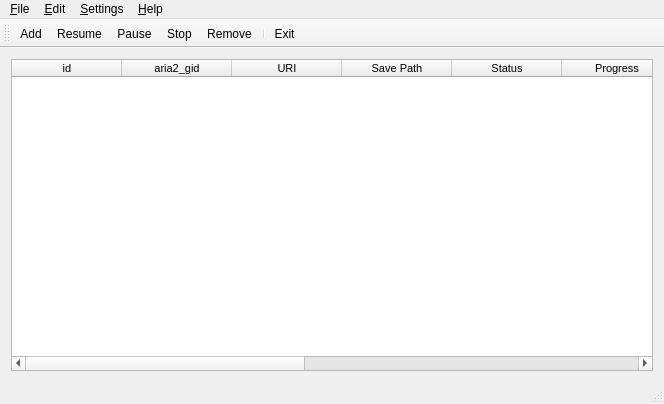
Above: mainwindow.ui from Alir3z4/yoDownet before the change. Below: the same form after it.
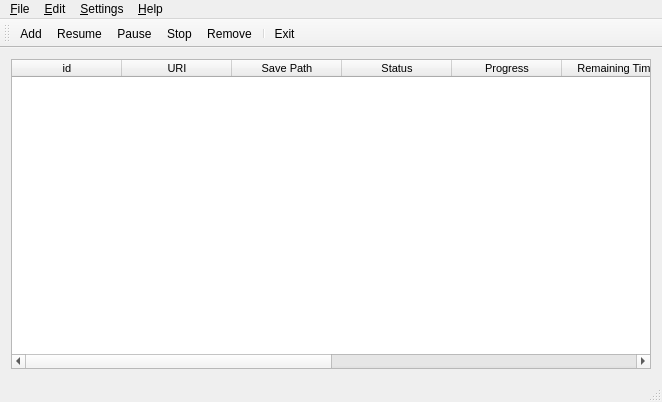
That is the form after the change. Icons and pictures are not drawn.

Commit message: Okay, i think i drop all that damn aria2 support let's think it's now cleaned-out of aria2 so now i will create couple of classes to add  built-in downloader ;) I am jack's washed-up brain

```diff
--- a/mainwindow.ui
+++ b/mainwindow.ui
@@ -7,8 +7,8 @@
    <rect>
     <x>0</x>
     <y>0</y>
-    <width>664</width>
-    <height>404</height>
+    <width>662</width>
+    <height>402</height>
    </rect>
   </property>
   <property name="windowTitle">
@@ -107,17 +107,6 @@
         <string notr="true"/>
        </property>
       </column>
-      <column>
-       <property name="text">
-        <string notr="true">aria2_gid</string>
-       </property>
-       <property name="toolTip">
-        <string notr="true"/>
-       </property>
-       <property name="whatsThis">
-        <string notr="true"/>
-       </property>
-      </column>
       <column>
        <property name="text">
         <string>URI</string>
@@ -178,8 +167,8 @@
     <rect>
      <x>0</x>
      <y>0</y>
-     <width>664</width>
-     <height>20</height>
+     <width>662</width>
+     <height>21</height>
     </rect>
    </property>
    <widget class="QMenu" name="fileMenu">
```
The commit also changes 31 other files.
